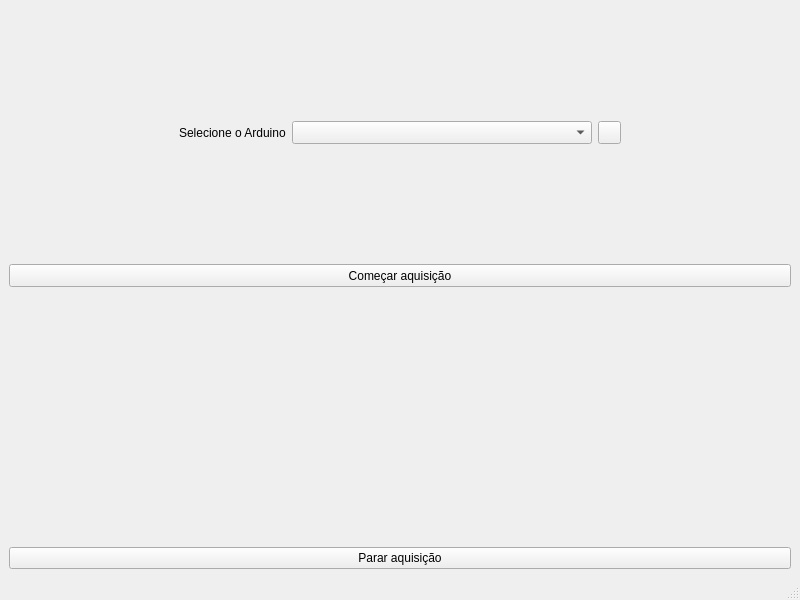
Before: the Qt Designer form uis/CalibraPy.ui in jceneziojr/CalibraPy, drawn with Qt 5.
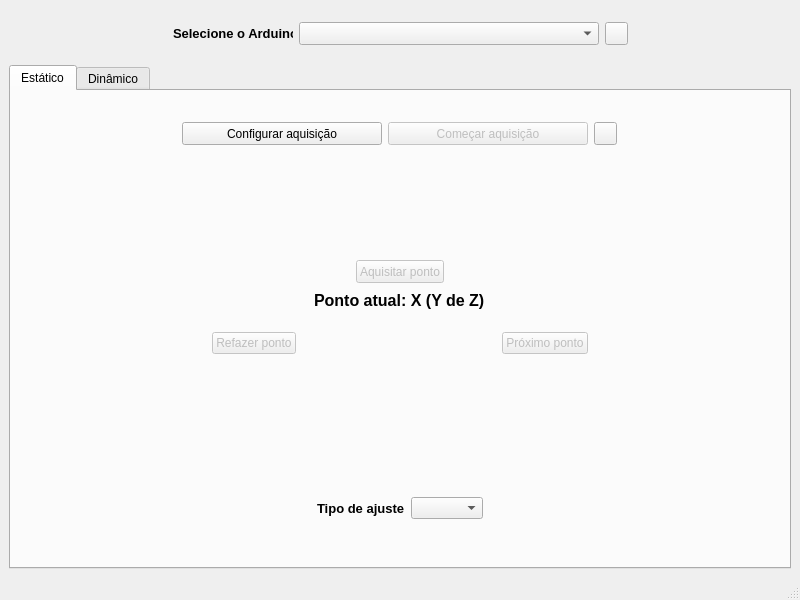
After: the same form once the commit is applied. Icons and pictures are not drawn. Custom widgets are drawn as their Qt base class.

Commit message: cuidando da aquisição do estático

Diff of the .ui file:
```diff
--- a/uis/CalibraPy.ui
+++ b/uis/CalibraPy.ui
@@ -22,17 +22,27 @@
 	background-color: rgb(0, 50, 0);
 }
 
-QPushButton#reload_devices:pressed{
-	border: 2px solid rgb(255, 255, 255);
-}</string>
+QPushButton#help_b{
+	image: url(:/imgs/imgs/help.png);
+}
+</string>
   </property>
   <widget class="QWidget" name="centralwidget">
    <layout class="QGridLayout" name="gridLayout">
-    <item row="2" column="0">
-     <widget class="PlotWidget" name="signal_plot" native="true"/>
-    </item>
     <item row="0" column="0">
      <widget class="QWidget" name="widget" native="true">
+      <property name="minimumSize">
+       <size>
+        <width>0</width>
+        <height>50</height>
+       </size>
+      </property>
+      <property name="maximumSize">
+       <size>
+        <width>16777215</width>
+        <height>50</height>
+       </size>
+      </property>
       <layout class="QGridLayout" name="gridLayout_2">
        <item row="0" column="2">
         <widget class="QComboBox" name="device_combo">
@@ -78,7 +88,7 @@
           </size>
          </property>
          <property name="text">
-          <string>Selecione o Arduino</string>
+          <string>&lt;html&gt;&lt;head/&gt;&lt;body&gt;&lt;p&gt;&lt;span style=&quot; font-size:10pt; font-weight:700;&quot;&gt;Selecione o Arduino&lt;/span&gt;&lt;/p&gt;&lt;/body&gt;&lt;/html&gt;</string>
          </property>
         </widget>
        </item>
@@ -118,29 +128,273 @@
      </widget>
     </item>
     <item row="1" column="0">
-     <widget class="QPushButton" name="start_acq">
-      <property name="minimumSize">
-       <size>
-        <width>0</width>
-        <height>23</height>
-       </size>
+     <widget class="QTabWidget" name="tabWidget">
+      <property name="currentIndex">
+       <number>0</number>
       </property>
-      <property name="maximumSize">
-       <size>
-        <width>16777215</width>
-        <height>23</height>
-       </size>
-      </property>
-      <property name="text">
-       <string>Começar aquisição</string>
-      </property>
-     </widget>
-    </item>
-    <item row="3" column="0">
-     <widget class="QPushButton" name="stop_acq">
-      <property name="text">
-       <string>Parar aquisição</string>
-      </property>
+      <widget class="QWidget" name="tab">
+       <attribute name="title">
+        <string>Estático</string>
+       </attribute>
+       <layout class="QGridLayout" name="gridLayout_9">
+        <item row="0" column="0">
+         <widget class="QWidget" name="estatico" native="true">
+          <property name="enabled">
+           <bool>true</bool>
+          </property>
+          <layout class="QGridLayout" name="gridLayout_3">
+           <item row="0" column="0" alignment="Qt::AlignHCenter">
+            <widget class="QWidget" name="widget_2" native="true">
+             <property name="minimumSize">
+              <size>
+               <width>0</width>
+               <height>50</height>
+              </size>
+             </property>
+             <property name="maximumSize">
+              <size>
+               <width>16777215</width>
+               <height>50</height>
+              </size>
+             </property>
+             <layout class="QGridLayout" name="gridLayout_4">
+              <item row="0" column="0" alignment="Qt::AlignLeft">
+               <widget class="QPushButton" name="config_acq_b">
+                <property name="minimumSize">
+                 <size>
+                  <width>200</width>
+                  <height>23</height>
+                 </size>
+                </property>
+                <property name="maximumSize">
+                 <size>
+                  <width>200</width>
+                  <height>23</height>
+                 </size>
+                </property>
+                <property name="text">
+                 <string>Configurar aquisição</string>
+                </property>
+               </widget>
+              </item>
+              <item row="0" column="2">
+               <widget class="QPushButton" name="help_b">
+                <property name="minimumSize">
+                 <size>
+                  <width>23</width>
+                  <height>23</height>
+                 </size>
+                </property>
+                <property name="maximumSize">
+                 <size>
+                  <width>23</width>
+                  <height>23</height>
+                 </size>
+                </property>
+                <property name="toolTip">
+                 <string>&lt;html&gt;&lt;head/&gt;&lt;body&gt;&lt;p&gt;Ajuda sobre a calibração estática.&lt;/p&gt;&lt;/body&gt;&lt;/html&gt;</string>
+                </property>
+                <property name="text">
+                 <string/>
+                </property>
+               </widget>
+              </item>
+              <item row="0" column="1" alignment="Qt::AlignRight">
+               <widget class="QPushButton" name="start_acq">
+                <property name="enabled">
+                 <bool>false</bool>
+                </property>
+                <property name="minimumSize">
+                 <size>
+                  <width>200</width>
+                  <height>23</height>
+                 </size>
+                </property>
+                <property name="maximumSize">
+                 <size>
+                  <width>200</width>
+                  <height>23</height>
+                 </size>
+                </property>
+                <property name="text">
+                 <string>Começar aquisição</string>
+                </property>
+               </widget>
+              </item>
+             </layout>
+            </widget>
+           </item>
+           <item row="1" column="0">
+            <widget class="QWidget" name="widget_5" native="true">
+             <layout class="QGridLayout" name="gridLayout_7">
+              <item row="0" column="0">
+               <widget class="PlotWidget" name="signal_plot" native="true">
+                <property name="minimumSize">
+                 <size>
+                  <width>300</width>
+                  <height>0</height>
+                 </size>
+                </property>
+                <property name="maximumSize">
+                 <size>
+                  <width>300</width>
+                  <height>16777215</height>
+                 </size>
+                </property>
+               </widget>
+              </item>
+             </layout>
+            </widget>
+           </item>
+           <item row="2" column="0">
+            <widget class="QWidget" name="widget_3" native="true">
+             <layout class="QGridLayout" name="gridLayout_5">
+              <item row="0" column="0" alignment="Qt::AlignHCenter">
+               <widget class="QPushButton" name="acq_b">
+                <property name="enabled">
+                 <bool>false</bool>
+                </property>
+                <property name="minimumSize">
+                 <size>
+                  <width>0</width>
+                  <height>23</height>
+                 </size>
+                </property>
+                <property name="maximumSize">
+                 <size>
+                  <width>100</width>
+                  <height>23</height>
+                 </size>
+                </property>
+                <property name="text">
+                 <string>Aquisitar ponto</string>
+                </property>
+               </widget>
+              </item>
+              <item row="1" column="0" alignment="Qt::AlignHCenter">
+               <widget class="QLabel" name="status_l">
+                <property name="minimumSize">
+                 <size>
+                  <width>0</width>
+                  <height>23</height>
+                 </size>
+                </property>
+                <property name="maximumSize">
+                 <size>
+                  <width>16777215</width>
+                  <height>23</height>
+                 </size>
+                </property>
+                <property name="text">
+                 <string>&lt;html&gt;&lt;head/&gt;&lt;body&gt;&lt;p&gt;&lt;span style=&quot; font-size:12pt; font-weight:700;&quot;&gt;Ponto atual: X   (Y de Z)&lt;/span&gt;&lt;/p&gt;&lt;/body&gt;&lt;/html&gt;</string>
+                </property>
+               </widget>
+              </item>
+              <item row="2" column="0" alignment="Qt::AlignHCenter">
+               <widget class="QWidget" name="widget_4" native="true">
+                <property name="minimumSize">
+                 <size>
+                  <width>0</width>
+                  <height>50</height>
+                 </size>
+                </property>
+                <property name="maximumSize">
+                 <size>
+                  <width>16777215</width>
+                  <height>50</height>
+                 </size>
+                </property>
+                <layout class="QGridLayout" name="gridLayout_6">
+                 <item row="0" column="0" alignment="Qt::AlignHCenter|Qt::AlignVCenter">
+                  <widget class="QPushButton" name="pushButton_3">
+                   <property name="enabled">
+                    <bool>false</bool>
+                   </property>
+                   <property name="text">
+                    <string>Refazer ponto</string>
+                   </property>
+                  </widget>
+                 </item>
+                 <item row="0" column="2" alignment="Qt::AlignHCenter|Qt::AlignVCenter">
+                  <widget class="QPushButton" name="pushButton_4">
+                   <property name="enabled">
+                    <bool>false</bool>
+                   </property>
+                   <property name="text">
+                    <string>Próximo ponto</string>
+                   </property>
+                  </widget>
+                 </item>
+                 <item row="0" column="1">
+                  <spacer name="horizontalSpacer_3">
+                   <property name="orientation">
+                    <enum>Qt::Horizontal</enum>
+                   </property>
+                   <property name="sizeHint" stdset="0">
+                    <size>
+                     <width>200</width>
+                     <height>20</height>
+                    </size>
+                   </property>
+                  </spacer>
+                 </item>
+                </layout>
+               </widget>
+              </item>
+             </layout>
+            </widget>
+           </item>
+           <item row="3" column="0">
+            <widget class="PlotWidget" name="points_plot" native="true"/>
+           </item>
+           <item row="4" column="0" alignment="Qt::AlignHCenter">
+            <widget class="QWidget" name="widget_6" native="true">
+             <property name="toolTip">
+              <string>&lt;html&gt;&lt;head/&gt;&lt;body&gt;&lt;p&gt;Escolha o tipo de ajuste para a curva de calibração estática (a partir dos pontos no gráfico acima).&lt;/p&gt;&lt;/body&gt;&lt;/html&gt;</string>
+             </property>
+             <layout class="QGridLayout" name="gridLayout_8">
+              <item row="0" column="1">
+               <widget class="QComboBox" name="comboBox">
+                <property name="enabled">
+                 <bool>true</bool>
+                </property>
+               </widget>
+              </item>
+              <item row="0" column="0">
+               <widget class="QLabel" name="label_2">
+                <property name="minimumSize">
+                 <size>
+                  <width>0</width>
+                  <height>23</height>
+                 </size>
+                </property>
+                <property name="maximumSize">
+                 <size>
+                  <width>100</width>
+                  <height>23</height>
+                 </size>
+                </property>
+                <property name="toolTip">
+                 <string>&lt;html&gt;&lt;head/&gt;&lt;body&gt;&lt;p&gt;&lt;br/&gt;&lt;/p&gt;&lt;/body&gt;&lt;/html&gt;</string>
+                </property>
+                <property name="text">
+                 <string>&lt;html&gt;&lt;head/&gt;&lt;body&gt;&lt;p&gt;&lt;span style=&quot; font-size:10pt; font-weight:700;&quot;&gt;Tipo de ajuste&lt;/span&gt;&lt;/p&gt;&lt;/body&gt;&lt;/html&gt;</string>
+                </property>
+               </widget>
+              </item>
+             </layout>
+            </widget>
+           </item>
+          </layout>
+         </widget>
+        </item>
+       </layout>
+      </widget>
+      <widget class="QWidget" name="tab_2">
+       <attribute name="title">
+        <string>Dinâmico</string>
+       </attribute>
+      </widget>
      </widget>
     </item>
    </layout>
```
Left out of the diff: 3 changed lines with no effect on the pictures. The commit also changes 16 other files.
